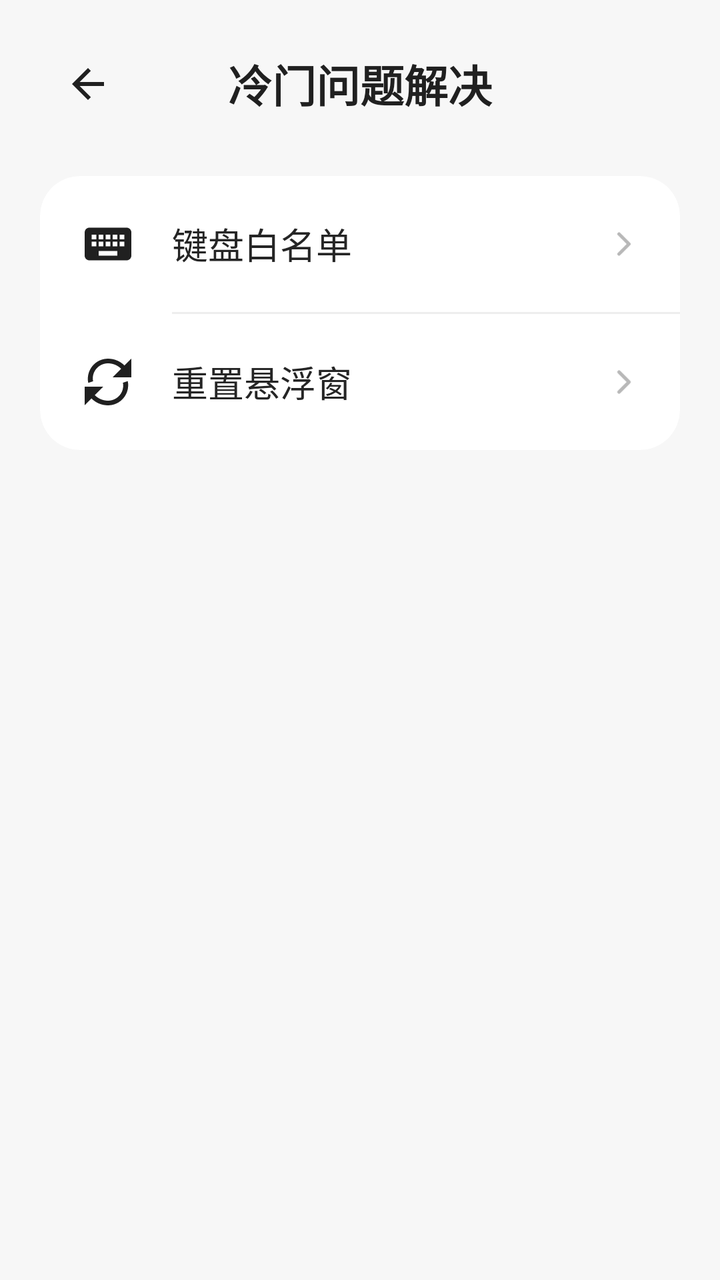
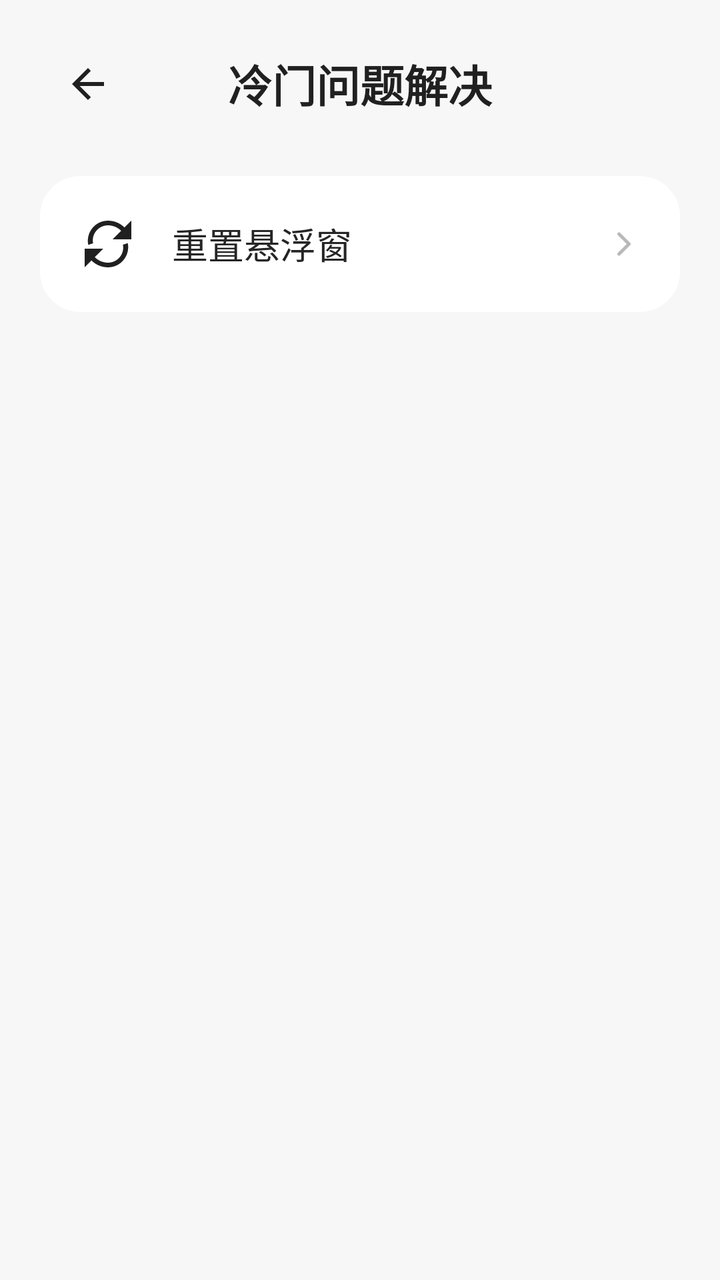

Compare the two renders of this Android layout. The source of the first and the diff that turns it into the second are given below.
<!-- AndroidManifest.xml: application theme Theme.Basic -->
<!-- res/layout/fragment_special_details.xml -->
<?xml version="1.0" encoding="utf-8"?>
<ScrollView xmlns:android="http://schemas.android.com/apk/res/android"
    xmlns:app="http://schemas.android.com/apk/res-auto"
    android:layout_width="match_parent"
    android:layout_height="match_parent"
    android:background="#F7F7F7"
    android:clipToPadding="false"
    android:fillViewport="true"
    android:overScrollMode="never">

    <LinearLayout
        android:layout_width="match_parent"
        android:layout_height="wrap_content"
        android:orientation="vertical"
        android:paddingStart="20dp"
        android:paddingTop="14dp"
        android:paddingEnd="20dp"
        android:paddingBottom="32dp">

        <FrameLayout
            android:layout_width="match_parent"
            android:layout_height="56dp"
            android:layout_marginBottom="18dp">

            <ImageButton
                android:id="@+id/btn_special_details_back"
                android:layout_width="48dp"
                android:layout_height="48dp"
                android:layout_gravity="start|center_vertical"
                android:background="?attr/selectableItemBackgroundBorderless"
                android:contentDescription="@string/back"
                android:padding="12dp"
                android:src="@drawable/ic_arrow_back" />

            <TextView
                android:layout_width="match_parent"
                android:layout_height="match_parent"
                android:gravity="center"
                android:paddingStart="52dp"
                android:paddingEnd="52dp"
                android:text="@string/special_details"
                android:textColor="#202020"
                android:textSize="22sp"
                android:textStyle="bold" />

        </FrameLayout>

        <androidx.cardview.widget.CardView
            android:layout_width="match_parent"
            android:layout_height="wrap_content"
            app:cardBackgroundColor="#FFFFFF"
            app:cardCornerRadius="20dp"
            app:cardElevation="0dp"
            app:cardPreventCornerOverlap="true">

            <LinearLayout
                android:layout_width="match_parent"
                android:layout_height="wrap_content"
                android:orientation="vertical">

                <LinearLayout
                    android:id="@+id/row_keyboard_whitelist"
                    android:layout_width="match_parent"
                    android:layout_height="68dp"
                    android:background="?attr/selectableItemBackground"
                    android:clickable="true"
                    android:focusable="true"
                    android:gravity="center_vertical"
                    android:orientation="horizontal"
                    android:paddingStart="20dp"
                    android:paddingEnd="18dp">

                    <ImageView
                        android:layout_width="28dp"
                        android:layout_height="28dp"
                        android:contentDescription="@null"
                        android:src="@drawable/ic_menu_keyboard" />

                    <TextView
                        android:layout_width="0dp"
                        android:layout_height="wrap_content"
                        android:layout_marginStart="18dp"
                        android:layout_weight="1"
                        android:text="@string/keyboard_whitelist"
                        android:textColor="#252525"
                        android:textSize="18sp" />

                    <ImageView
                        android:layout_width="20dp"
                        android:layout_height="20dp"
                        android:contentDescription="@null"
                        android:src="@drawable/ic_menu_chevron" />

                </LinearLayout>

                <View
                    android:layout_width="match_parent"
                    android:layout_height="1dp"
                    android:layout_marginStart="66dp"
                    android:background="#EEEEEE" />

                <LinearLayout
                    android:id="@+id/row_reset_floating"
                    android:layout_width="match_parent"
                    android:layout_height="68dp"
                    android:background="?attr/selectableItemBackground"
                    android:clickable="true"
                    android:focusable="true"
                    android:gravity="center_vertical"
                    android:orientation="horizontal"
                    android:paddingStart="20dp"
                    android:paddingEnd="18dp">

                    <ImageView
                        android:layout_width="28dp"
                        android:layout_height="28dp"
                        android:contentDescription="@null"
                        android:src="@drawable/ic_menu_reset" />

                    <TextView
                        android:layout_width="0dp"
                        android:layout_height="wrap_content"
                        android:layout_marginStart="18dp"
                        android:layout_weight="1"
                        android:text="@string/reset_floating_window"
                        android:textColor="#252525"
                        android:textSize="18sp" />

                    <ImageView
                        android:layout_width="20dp"
                        android:layout_height="20dp"
                        android:contentDescription="@null"
                        android:src="@drawable/ic_menu_chevron" />

                </LinearLayout>

            </LinearLayout>

        </androidx.cardview.widget.CardView>

    </LinearLayout>

</ScrollView>
<!-- resources referenced by this layout -->
<resources>
  <!-- drawable ic_arrow_back (drawable) -->
  <?xml version="1.0" encoding="utf-8"?>
  <vector xmlns:android="http://schemas.android.com/apk/res/android"
      android:width="24dp"
      android:height="24dp"
      android:viewportWidth="24"
      android:viewportHeight="24">
      <path
          android:fillColor="#202020"
          android:pathData="M20,11H7.83L13.42,5.41L12,4L4,12L12,20L13.42,18.59L7.83,13H20V11Z" />
  </vector>
  <!-- drawable ic_menu_chevron (drawable) -->
  <vector xmlns:android="http://schemas.android.com/apk/res/android"
      android:width="24dp"
      android:height="24dp"
      android:viewportWidth="24"
      android:viewportHeight="24">
      <path
          android:fillColor="@android:color/transparent"
          android:pathData="M9,6 L15,12 L9,18"
          android:strokeColor="#B8B8B8"
          android:strokeLineCap="round"
          android:strokeLineJoin="round"
          android:strokeWidth="2" />
  </vector>
  <!-- drawable ic_menu_keyboard (drawable) -->
  <vector xmlns:android="http://schemas.android.com/apk/res/android"
      android:width="24dp"
      android:height="24dp"
      android:viewportWidth="24"
      android:viewportHeight="24">
      <path
          android:fillColor="#202020"
          android:pathData="M20,5H4c-1.1,0 -1.99,0.9 -1.99,2L2,17c0,1.1 0.9,2 2,2h16c1.1,0 2,-0.9 2,-2V7c0,-1.1 -0.9,-2 -2,-2zM11,8h2v2h-2V8zM11,11h2v2h-2v-2zM8,8h2v2H8V8zM8,11h2v2H8v-2zM5,8h2v2H5V8zM5,11h2v2H5v-2zM16,17H8v-2h8v2zM16,13h-2v-2h2v2zM16,10h-2V8h2v2zM19,13h-2v-2h2v2zM19,10h-2V8h2v2z" />
  </vector>
  <!-- drawable ic_menu_reset (drawable) -->
  <vector xmlns:android="http://schemas.android.com/apk/res/android"
      android:width="24dp"
      android:height="24dp"
      android:viewportWidth="24"
      android:viewportHeight="24">
      <path
          android:fillColor="#202020"
          android:pathData="M17.65,6.35C16.2,4.9 14.21,4 12,4c-4.09,0 -7.19,3.72 -6.39,7.69l-2.08,0.68C2.45,7.08 6.47,2 12,2c2.76,0 5.26,1.12 7.07,2.93L22,2v8h-8l3.65,-3.65zM6.35,17.65C7.8,19.1 9.79,20 12,20c4.09,0 7.19,-3.72 6.39,-7.69l2.08,-0.68C21.55,16.92 17.53,22 12,22c-2.76,0 -5.26,-1.12 -7.07,-2.93L2,22v-8h8l-3.65,3.65z" />
  </vector>
  <string name="back">返回</string>
  <string name="keyboard_whitelist">键盘白名单</string>
  <string name="reset_floating_window">重置悬浮窗</string>
  <string name="special_details">冷门问题解决</string>
  <style name="Theme.Basic" parent="Base.Theme.Basic" />
  <style name="Base.Theme.Basic" parent="Theme.Material3.DayNight.NoActionBar">
          
          
      </style>
</resources>

<!-- the commit's change to res/layout/fragment_special_details.xml (unified diff, before → after) -->
@@ -59,47 +59,6 @@
                 android:orientation="vertical">
 
                 <LinearLayout
-                    android:id="@+id/row_keyboard_whitelist"
-                    android:layout_width="match_parent"
-                    android:layout_height="68dp"
-                    android:background="?attr/selectableItemBackground"
-                    android:clickable="true"
-                    android:focusable="true"
-                    android:gravity="center_vertical"
-                    android:orientation="horizontal"
-                    android:paddingStart="20dp"
-                    android:paddingEnd="18dp">
-
-                    <ImageView
-                        android:layout_width="28dp"
-                        android:layout_height="28dp"
-                        android:contentDescription="@null"
-                        android:src="@drawable/ic_menu_keyboard" />
-
-                    <TextView
-                        android:layout_width="0dp"
-                        android:layout_height="wrap_content"
-                        android:layout_marginStart="18dp"
-                        android:layout_weight="1"
-                        android:text="@string/keyboard_whitelist"
-                        android:textColor="#252525"
-                        android:textSize="18sp" />
-
-                    <ImageView
-                        android:layout_width="20dp"
-                        android:layout_height="20dp"
-                        android:contentDescription="@null"
-                        android:src="@drawable/ic_menu_chevron" />
-
-                </LinearLayout>
-
-                <View
-                    android:layout_width="match_parent"
-                    android:layout_height="1dp"
-                    android:layout_marginStart="66dp"
-                    android:background="#EEEEEE" />
-
-                <LinearLayout
                     android:id="@+id/row_reset_floating"
                     android:layout_width="match_parent"
                     android:layout_height="68dp"
<!-- resource entries referenced after the edit -->
@@ -25,16 +25,6 @@
           android:strokeLineJoin="round"
           android:strokeWidth="2" />
   </vector>
-  <!-- drawable ic_menu_keyboard (drawable) -->
-  <vector xmlns:android="http://schemas.android.com/apk/res/android"
-      android:width="24dp"
-      android:height="24dp"
-      android:viewportWidth="24"
-      android:viewportHeight="24">
-      <path
-          android:fillColor="#202020"
-          android:pathData="M20,5H4c-1.1,0 -1.99,0.9 -1.99,2L2,17c0,1.1 0.9,2 2,2h16c1.1,0 2,-0.9 2,-2V7c0,-1.1 -0.9,-2 -2,-2zM11,8h2v2h-2V8zM11,11h2v2h-2v-2zM8,8h2v2H8V8zM8,11h2v2H8v-2zM5,8h2v2H5V8zM5,11h2v2H5v-2zM16,17H8v-2h8v2zM16,13h-2v-2h2v2zM16,10h-2V8h2v2zM19,13h-2v-2h2v2zM19,10h-2V8h2v2z" />
-  </vector>
   <!-- drawable ic_menu_reset (drawable) -->
   <vector xmlns:android="http://schemas.android.com/apk/res/android"
       android:width="24dp"
@@ -46,7 +36,6 @@
           android:pathData="M17.65,6.35C16.2,4.9 14.21,4 12,4c-4.09,0 -7.19,3.72 -6.39,7.69l-2.08,0.68C2.45,7.08 6.47,2 12,2c2.76,0 5.26,1.12 7.07,2.93L22,2v8h-8l3.65,-3.65zM6.35,17.65C7.8,19.1 9.79,20 12,20c4.09,0 7.19,-3.72 6.39,-7.69l2.08,-0.68C21.55,16.92 17.53,22 12,22c-2.76,0 -5.26,-1.12 -7.07,-2.93L2,22v-8h8l-3.65,3.65z" />
   </vector>
   <string name="back">返回</string>
-  <string name="keyboard_whitelist">键盘白名单</string>
   <string name="reset_floating_window">重置悬浮窗</string>
   <string name="special_details">冷门问题解决</string>
   <style name="Theme.Basic" parent="Base.Theme.Basic" />
